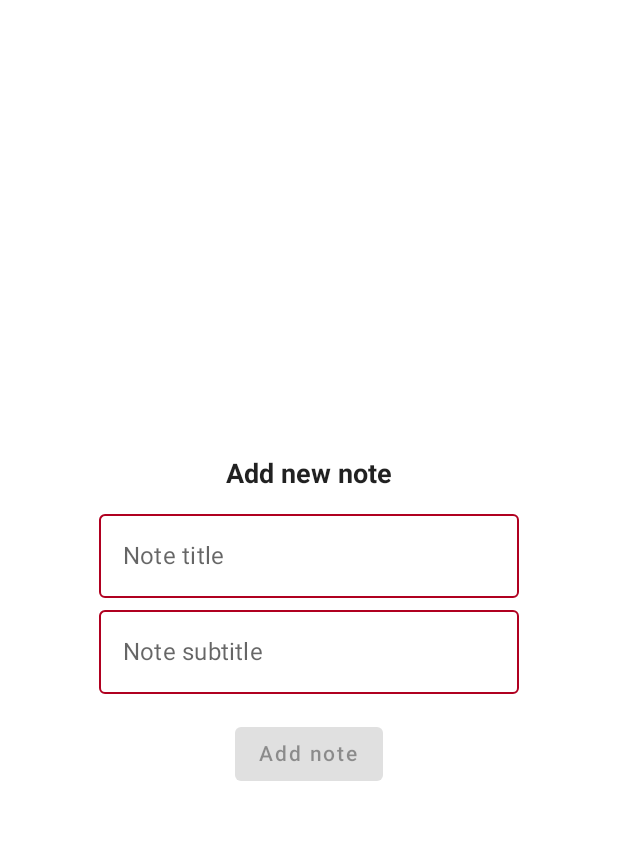
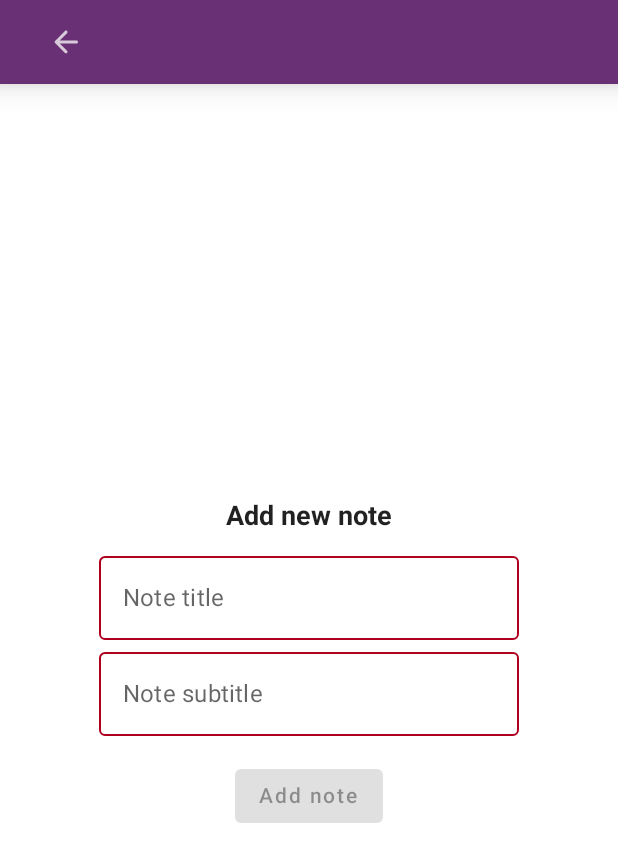
Before and after one commit to PodushkaPIR/YouCanApp, an Android app built with Jetpack Compose: the add_screen screen opened through its navigation route, on a phone screen of 412 x 824 dp. Shown: the top 862 px of the screen. Run offline under Robolectric (Android 15) with nearby library versions, the phone set to English and light mode, and no system bars.

Commit message:
5/6 of ui version completed

```diff
--- a/app/src/main/java/com/example/youcan/screens/AddScreen.kt
+++ b/app/src/main/java/com/example/youcan/screens/AddScreen.kt
@@ -1,16 +1,14 @@
 package com.example.youcan.screens
 
 import android.app.Application
-import androidx.compose.foundation.layout.Arrangement
-import androidx.compose.foundation.layout.Column
-import androidx.compose.foundation.layout.fillMaxSize
-import androidx.compose.foundation.layout.padding
-import androidx.compose.material.Button
-import androidx.compose.material.OutlinedTextField
-import androidx.compose.material.Scaffold
+import androidx.compose.foundation.layout.*
+import androidx.compose.material.*
+import androidx.compose.material.icons.Icons
+import androidx.compose.material.icons.rounded.ArrowBack
 import androidx.compose.runtime.*
 import androidx.compose.ui.Alignment
 import androidx.compose.ui.Modifier
+import androidx.compose.ui.graphics.Color
 import androidx.compose.ui.platform.LocalContext
 import androidx.compose.ui.text.font.FontWeight
 import androidx.compose.ui.tooling.preview.Preview
@@ -24,6 +22,7 @@ import com.example.youcan.MainViewModelFactory
 import com.example.youcan.model.Note
 import com.example.youcan.navigation.NavRoute
 import com.example.youcan.ui.theme.YouCanTheme
+import com.example.youcan.ui.theme.tapBarGround
 import com.example.youcan.utils.Constants
 import androidx.compose.material.Text as Text
 
@@ -32,7 +31,33 @@ fun AddScreen(navController: NavHostController, viewModel: MainViewModel) {
     var title by remember { mutableStateOf("") }
     var subtitle by remember { mutableStateOf("") }
     var isButtonEnabled by remember { mutableStateOf(false) }
-    Scaffold {
+    Scaffold (
+        topBar = {
+            TopAppBar(
+                backgroundColor = MaterialTheme.colors.tapBarGround,
+                content = {
+                    Row(
+                        modifier = Modifier
+                            .fillMaxWidth()
+                            .padding(horizontal = 16.dp),
+                        horizontalArrangement = Arrangement.SpaceBetween
+                    ) {
+                        IconButton(
+                            onClick = {
+                                navController.navigate(NavRoute.Main.route)
+                            }
+                        ) {
+                            Icon(
+                                imageVector = Icons.Rounded.ArrowBack,
+                                contentDescription = "nav_back"
+                            )
+                        }
+                    }
+                },
+                contentColor = Color.White,
+                elevation = 12.dp
+            )}
+    ){
         Column(
             modifier = Modifier.fillMaxSize(),
             horizontalAlignment = Alignment.CenterHorizontally,
--- a/app/src/main/java/com/example/youcan/screens/MainScreen.kt
+++ b/app/src/main/java/com/example/youcan/screens/MainScreen.kt
@@ -86,7 +86,7 @@ fun MainScreen(navController: NavHostController, viewModel: MainViewModel){
                 onClick = {
                     navController.navigate(NavRoute.Add.route)
                 },
-                backgroundColor = MaterialTheme.colors.primary
+                backgroundColor = MaterialTheme.colors.tapBarGround
             ) {
                 Icon(
                     imageVector = Icons.Filled.Add,
@@ -97,7 +97,7 @@ fun MainScreen(navController: NavHostController, viewModel: MainViewModel){
         }
     ) {
         LazyColumn(
-            modifier = Modifier.padding(vertical = 16.dp)
+            modifier = Modifier.padding(top = 16.dp)
         ){
             items(notes) { note ->
                 NoteItem(note = note, navController = navController, viewModel = viewModel)
```
